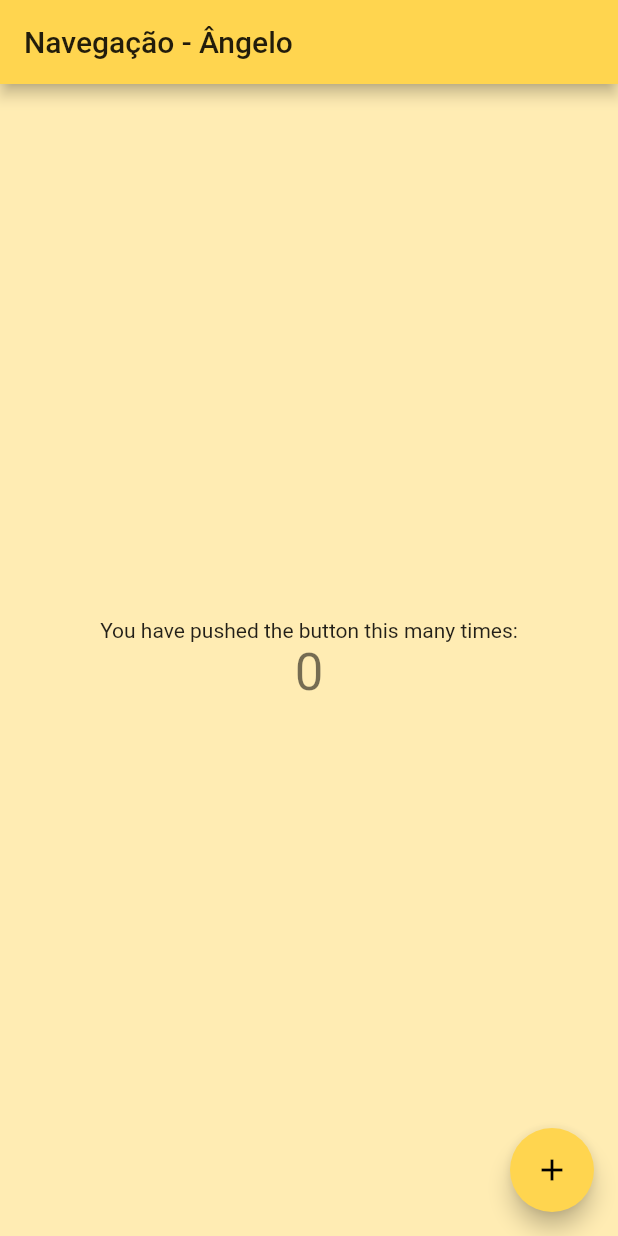
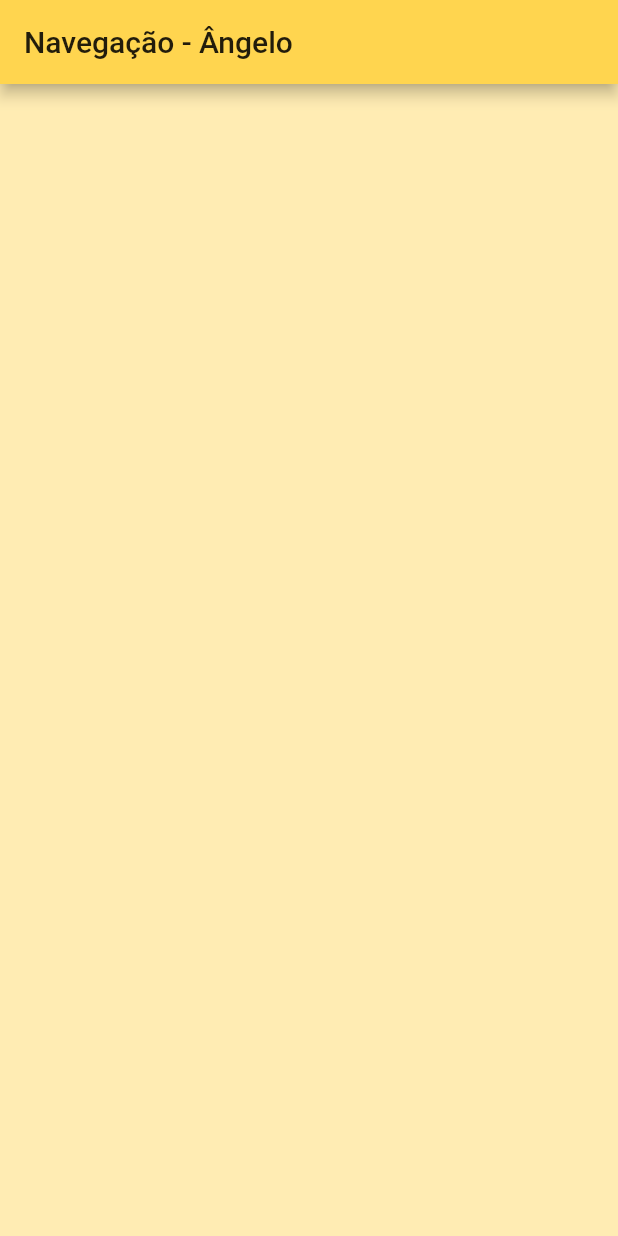
Before and after one commit to MSavioti/Estudo-Navegacao-Flutter, a Flutter app: the screen it shows after launch, on a phone screen of 412 x 824 dp. Run offline on Flutter 3.47's test engine with Material 2 defaults, Android fonts, the phone set to English and light mode, and no system bars.

Commit message:
removendo contador gerado ao criar projeto

```diff
--- a/lib/main.dart
+++ b/lib/main.dart
@@ -38,39 +38,12 @@ class HomePage extends StatefulWidget {
 }
 
 class _HomePageState extends State<HomePage> {
-  int _counter = 0;
-
-  void _incrementCounter() {
-    setState(() {
-      _counter++;
-    });
-  }
-
   @override
   Widget build(BuildContext context) {
     return Scaffold(
       appBar: AppBar(
         title: Text(widget.title),
       ),
-      body: Center(
-        child: Column(
-          mainAxisAlignment: MainAxisAlignment.center,
-          children: [
-            Text(
-              'You have pushed the button this many times:',
-            ),
-            Text(
-              '$_counter',
-              style: Theme.of(context).textTheme.headline4,
-            ),
-          ],
-        ),
-      ),
-      floatingActionButton: FloatingActionButton(
-        onPressed: _incrementCounter,
-        tooltip: 'Increment',
-        child: Icon(Icons.add),
-      ),
     );
   }
 }
```
